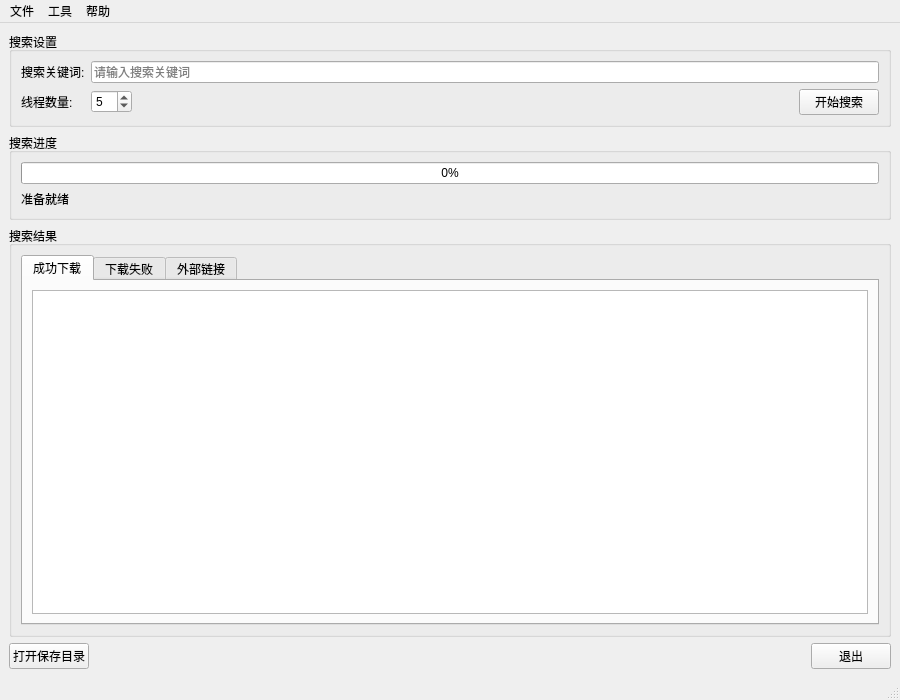
First picture: the form in Gui.ui, repository shuangmian-bai/slsd, before the edit.
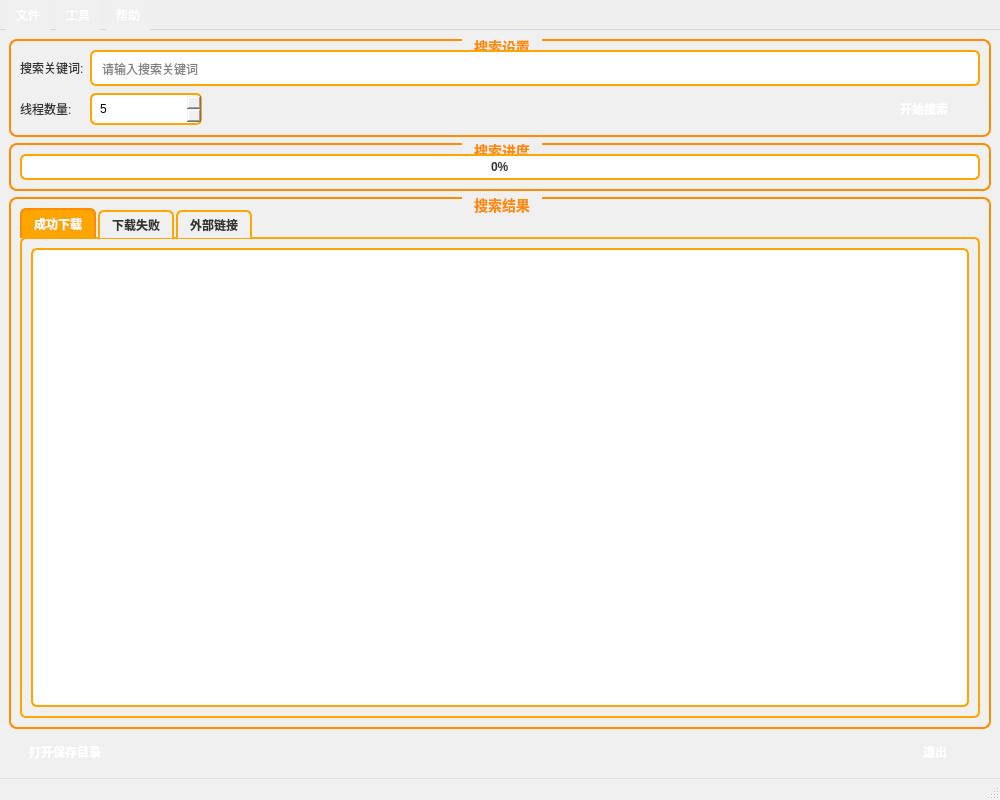
Second picture: the form after the edit. Icons and pictures are not drawn.

Diff of the .ui file:
```diff
--- a/Gui.ui
+++ b/Gui.ui
@@ -6,8 +6,8 @@
    <rect>
     <x>0</x>
     <y>0</y>
-    <width>900</width>
-    <height>700</height>
+    <width>1000</width>
+    <height>800</height>
    </rect>
   </property>
   <property name="windowTitle">
@@ -17,6 +17,180 @@
    <iconset>
     <normaloff>icon/shuangmian.ico</normaloff>icon/shuangmian.ico</iconset>
   </property>
+  <property name="styleSheet">
+   <string notr="true">QMainWindow {
+	background-color: #f0f0f0;
+}
+
+QGroupBox {
+    border: 2px solid #FF8C00;
+    border-radius: 8px;
+    margin-top: 1ex;
+	font-size: 14px;
+	font-weight: bold;
+	color: #333;
+}
+
+QGroupBox::title {
+    subcontrol-origin: margin;
+    subcontrol-position: top center;
+    padding: 0 10px;
+	color: #FF8C00;
+}
+
+QLabel {
+	font-size: 12px;
+	color: #333;
+}
+
+QLineEdit {
+    padding: 8px;
+    border: 2px solid #FFA500;
+    border-radius: 6px;
+    font-size: 12px;
+	background-color: white;
+}
+
+QLineEdit:focus {
+    border-color: #FF8C00;
+}
+
+QSpinBox {
+    padding: 6px;
+    border: 2px solid #FFA500;
+    border-radius: 6px;
+    font-size: 12px;
+    min-width: 80px;
+}
+
+QPushButton {
+    background-color: qlineargradient(x1: 0, y1: 0, x2: 0, y2: 1,
+                                      stop: 0 #FF8C00, stop: 1 #FFA500);
+    border: none;
+    color: white;
+    padding: 8px 16px;
+    border-radius: 6px;
+    font-size: 12px;
+    font-weight: bold;
+	min-width: 80px;
+}
+
+QPushButton:hover {
+    background-color: qlineargradient(x1: 0, y1: 0, x2: 0, y2: 1,
+                                      stop: 0 #FFA500, stop: 1 #FF8C00);
+}
+
+QPushButton:pressed {
+    background-color: #FF8C00;
+}
+
+QPushButton#exitButton {
+    background-color: qlineargradient(x1: 0, y1: 0, x2: 0, y2: 1,
+                                      stop: 0 #888888, stop: 1 #666666);
+}
+
+QPushButton#exitButton:hover {
+    background-color: qlineargradient(x1: 0, y1: 0, x2: 0, y2: 1,
+                                      stop: 0 #999999, stop: 1 #777777);
+}
+
+QProgressBar {
+    border: 2px solid #FFA500;
+    border-radius: 6px;
+    text-align: center;
+    font-weight: bold;
+    color: #333;
+	background-color: #fff;
+}
+
+QProgressBar::chunk {
+    background-color: qlineargradient(x1: 0, y1: 0, x2: 1, y2: 0,
+                                      stop: 0 #FF8C00, stop: 1 #FFA500);
+    border-radius: 4px;
+}
+
+QTabWidget::pane {
+    border: 2px solid #FFA500;
+    border-radius: 6px;
+	top: -1px;
+}
+
+QTabBar::tab {
+    background-color: #f0f0f0;
+    border: 2px solid #FFA500;
+    border-bottom: none;
+    border-top-left-radius: 6px;
+    border-top-right-radius: 6px;
+    padding: 6px 12px;
+    margin-right: 2px;
+	font-size: 12px;
+	font-weight: bold;
+	color: #333;
+}
+
+QTabBar::tab:selected {
+    background-color: #FFA500;
+    color: white;
+	border-color: #FF8C00;
+}
+
+QTabBar::tab:!selected {
+    margin-top: 2px;
+}
+
+QListWidget {
+    border: 2px solid #FFA500;
+    border-radius: 6px;
+    background-color: white;
+    alternate-background-color: #f9f9f9;
+	font-size: 12px;
+}
+
+QMenuBar {
+    background-color: qlineargradient(x1: 0, y1: 0, x2: 0, y2: 1,
+                                      stop: 0 #FF8C00, stop: 1 #FFA500);
+    color: white;
+	font-size: 12px;
+}
+
+QMenuBar::item {
+    background: transparent;
+	padding: 6px 10px;
+	spacing: 3px;
+}
+
+QMenuBar::item:selected {
+    background-color: rgba(255, 255, 255, 50);
+}
+
+QMenuBar::item:pressed {
+    background-color: rgba(255, 255, 255, 30);
+}
+
+QMenu {
+    background-color: white;
+    border: 2px solid #FF8C00;
+    border-radius: 4px;
+	font-size: 12px;
+}
+
+QMenu::item {
+    padding: 6px 20px;
+	color: #333;
+}
+
+QMenu::item:selected {
+    background-color: #FFA500;
+    color: white;
+}
+
+QStatusBar {
+    background-color: #f0f0f0;
+    border-top: 1px solid #ddd;
+	font-size: 12px;
+	color: #333;
+}</string>
+  </property>
   <widget class="QWidget" name="centralwidget">
    <layout class="QVBoxLayout" name="verticalLayout">
     <item>
@@ -98,13 +272,6 @@
          </property>
         </widget>
        </item>
-       <item>
-        <widget class="QLabel" name="statusLabel">
-         <property name="text">
-          <string>准备就绪</string>
-         </property>
-        </widget>
-       </item>
       </layout>
      </widget>
     </item>
@@ -125,7 +292,11 @@
           </attribute>
           <layout class="QVBoxLayout" name="verticalLayout_4">
            <item>
-            <widget class="QListWidget" name="successListWidget"/>
+            <widget class="QListWidget" name="successListWidget">
+             <property name="alternatingRowColors">
+              <bool>true</bool>
+             </property>
+            </widget>
            </item>
           </layout>
          </widget>
@@ -192,8 +363,8 @@
     <rect>
      <x>0</x>
      <y>0</y>
-     <width>900</width>
-     <height>21</height>
+     <width>1000</width>
+     <height>26</height>
     </rect>
    </property>
    <widget class="QMenu" name="menuFile">
```
Left out of the diff: 12 changed lines with no effect on the pictures.
